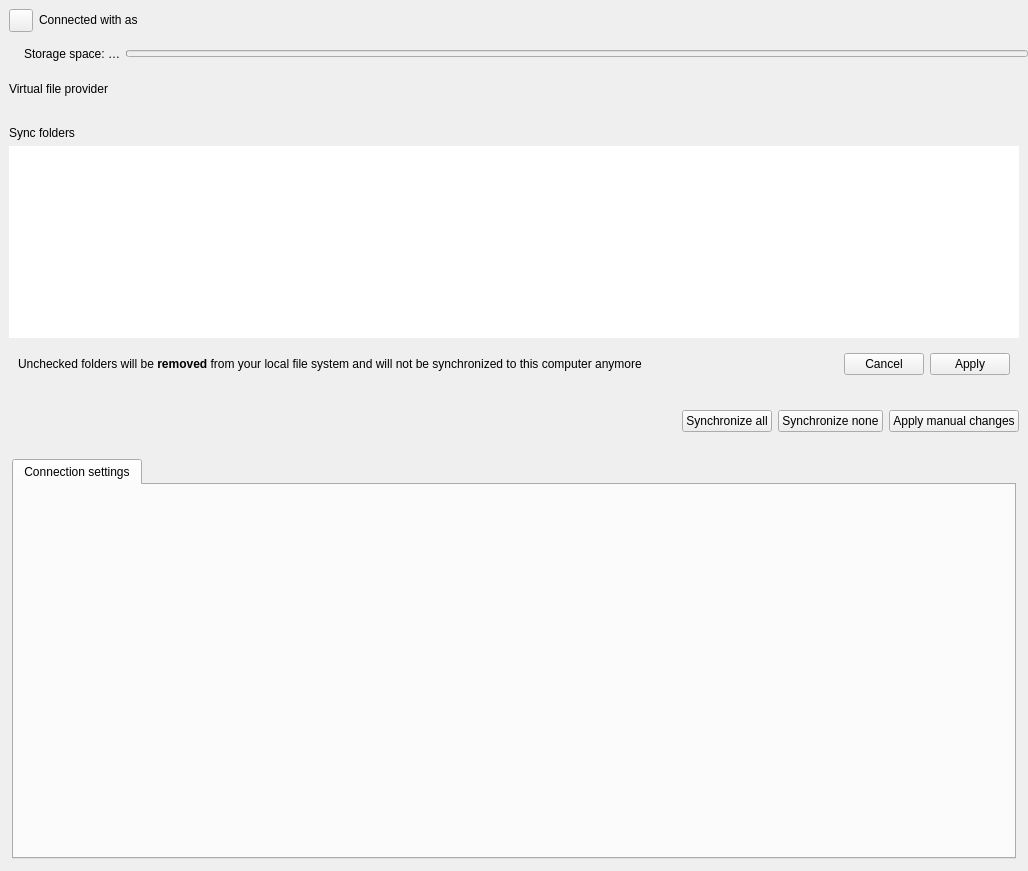
Old version of the form src/gui/accountsettings.ui in the repository nextcloud/desktop.
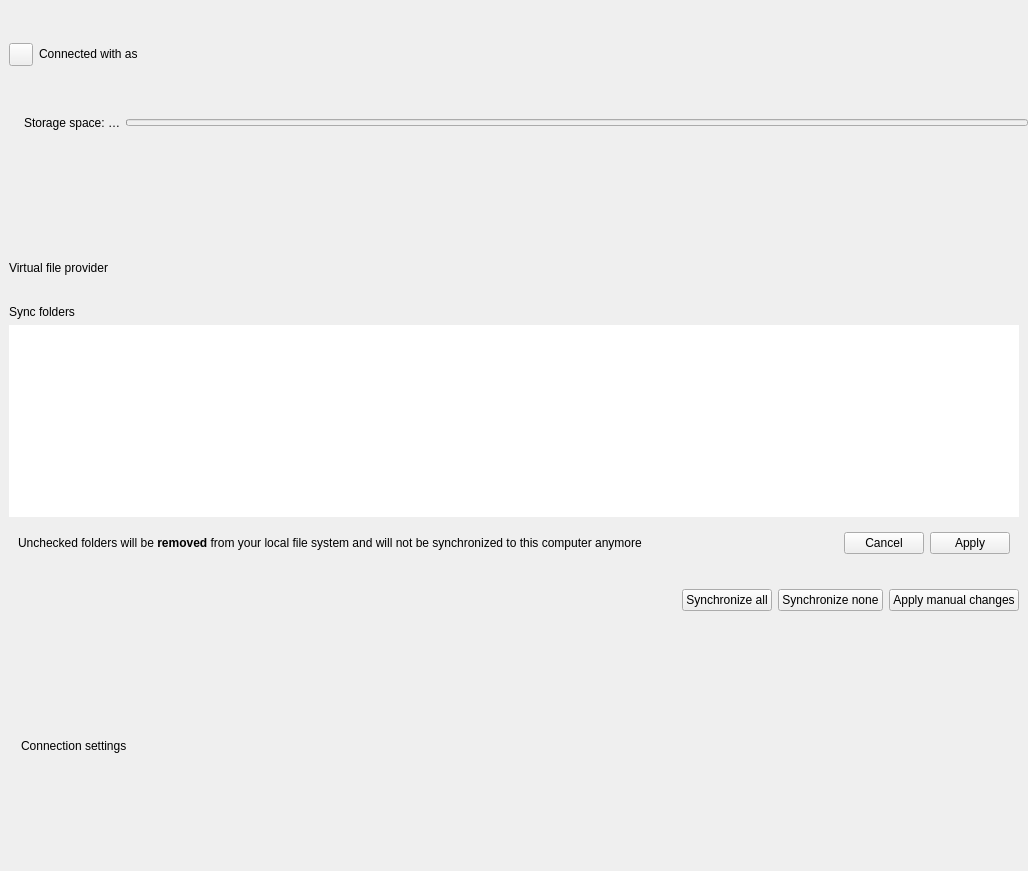
New version of the form. Custom widgets are drawn as their Qt base class.

Commit message: network settings without tabs

Diff of the .ui file:
```diff
--- a/src/gui/accountsettings.ui
+++ b/src/gui/accountsettings.ui
@@ -415,18 +415,29 @@
        <number>12</number>
       </property>
       <item>
-       <widget class="QTabWidget" name="tabWidget">
-        <property name="tabShape">
-         <enum>QTabWidget::Rounded</enum>
+       <widget class="QFrame" name="connectionSettingsPanel">
+        <property name="frameShape">
+         <enum>QFrame::NoFrame</enum>
         </property>
-        <property name="currentIndex">
-         <number>0</number>
-        </property>
-        <widget class="QWidget" name="connectionSettingsTab">
-         <attribute name="title">
-          <string>Connection settings</string>
-         </attribute>
-        </widget>
+       <layout class="QVBoxLayout" name="connectionSettingsPanelLayout">
+         <item>
+          <widget class="QLabel" name="connectionSettingsPanelTitle">
+           <property name="text">
+            <string>Connection settings</string>
+           </property>
+          </widget>
+         </item>
+         <item>
+          <widget class="QWidget" name="connectionSettingsPanelContents" native="true">
+           <property name="sizePolicy">
+            <sizepolicy hsizetype="Preferred" vsizetype="Maximum">
+             <horstretch>0</horstretch>
+             <verstretch>0</verstretch>
+            </sizepolicy>
+           </property>
+          </widget>
+         </item>
+        </layout>
        </widget>
       </item>
      </layout>
```
